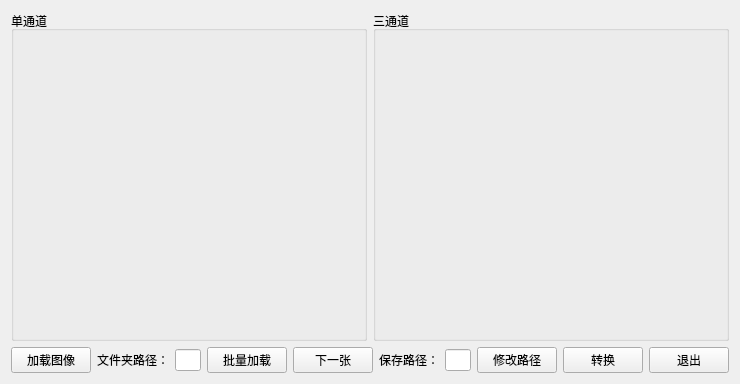
The window that GrayTo3channel/widget.ui (Alaric-Damion/QtHalcon_LearningRecord) describes before a commit, drawn with Qt 5.
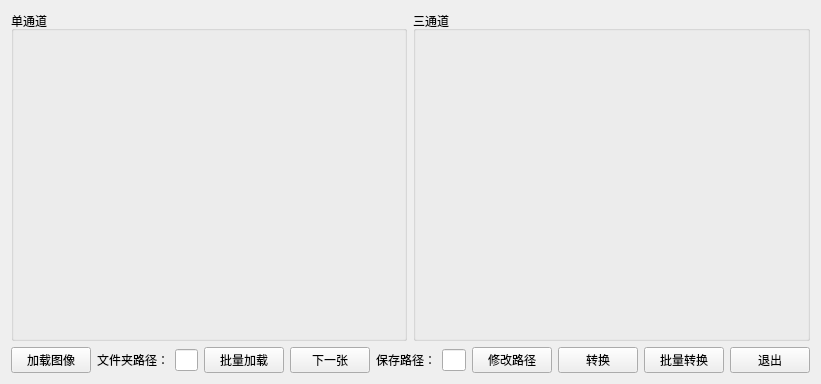
The same window after the commit.

Commit message: 1.新增项目Dynamic_setStyle 2.修改项目GrayTo3channel,添加批量图像转换功能

What changed in the file:
```diff
--- a/GrayTo3channel/widget.ui
+++ b/GrayTo3channel/widget.ui
@@ -6,7 +6,7 @@
    <rect>
     <x>0</x>
     <y>0</y>
-    <width>740</width>
+    <width>821</width>
     <height>384</height>
    </rect>
   </property>
@@ -134,6 +134,13 @@
        </property>
       </widget>
      </item>
+     <item>
+      <widget class="QPushButton" name="btn_BatchTrans">
+       <property name="text">
+        <string>批量转换</string>
+       </property>
+      </widget>
+     </item>
      <item>
       <widget class="QPushButton" name="btn_close">
        <property name="text">
```
The commit also changes 13 other files.
